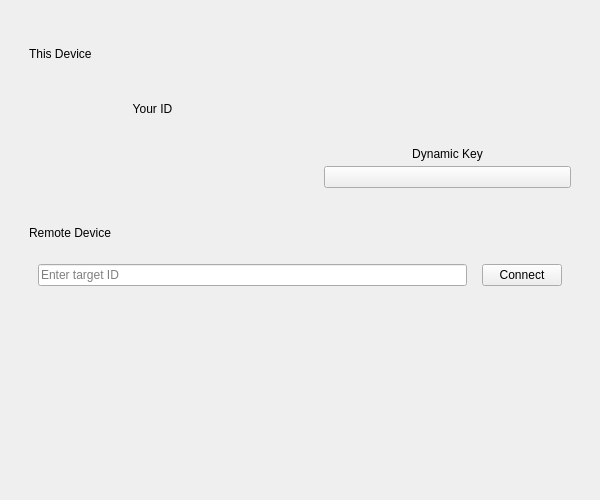
Before: the Qt Designer form UI/ConnectWidget/ConnectWidget.ui in XQQYT/XqqytDesktop, drawn with Qt 5.
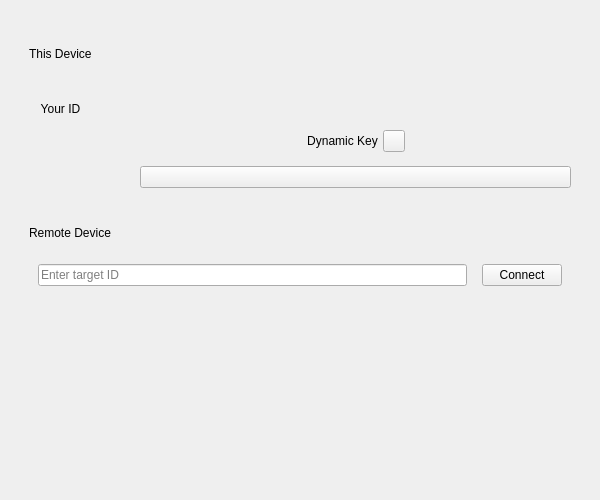
After: the same form once the commit is applied. Icons and pictures are not drawn.

What changed in the file:
```diff
--- a/UI/ConnectWidget/ConnectWidget.ui
+++ b/UI/ConnectWidget/ConnectWidget.ui
@@ -109,7 +109,32 @@
           </spacer>
          </item>
          <item>
+          <widget class="QWidget" name="widget" native="true">
+           <layout class="QHBoxLayout" name="horizontalLayout_2">
+            <property name="spacing">
+             <number>5</number>
+            </property>
+            <item>
+             <spacer name="horizontalSpacer">
+              <property name="orientation">
+               <enum>Qt::Horizontal</enum>
+              </property>
+              <property name="sizeHint" stdset="0">
+               <size>
+                <width>20</width>
+                <height>20</height>
+               </size>
+              </property>
+             </spacer>
+            </item>
+            <item>
           <widget class="QLabel" name="label_dynamic_key_title">
+              <property name="sizePolicy">
+               <sizepolicy hsizetype="Preferred" vsizetype="Preferred">
+                <horstretch>0</horstretch>
+                <verstretch>0</verstretch>
+               </sizepolicy>
+              </property>
            <property name="font">
             <font>
              <underline>false</underline>
@@ -130,6 +155,57 @@
           </widget>
          </item>
          <item>
+             <widget class="QPushButton" name="btn_share">
+              <property name="minimumSize">
+               <size>
+                <width>22</width>
+                <height>22</height>
+               </size>
+              </property>
+              <property name="maximumSize">
+               <size>
+                <width>22</width>
+                <height>22</height>
+               </size>
+              </property>
+              <property name="cursor">
+               <cursorShape>PointingHandCursor</cursorShape>
+              </property>
+              <property name="styleSheet">
+               <string notr="true">#btn_share{
+border-image: url(:/images/pic/share.png);
+}
+
+#btn_share:hover{
+border-image: url(:/images/pic/share_hover.png);
+}
+
+#btn_share:pressed{
+border-image: url(:/images/pic/share.png);
+}</string>
+              </property>
+              <property name="text">
+               <string/>
+              </property>
+             </widget>
+            </item>
+            <item>
+             <spacer name="horizontalSpacer_2">
+              <property name="orientation">
+               <enum>Qt::Horizontal</enum>
+              </property>
+              <property name="sizeHint" stdset="0">
+               <size>
+                <width>20</width>
+                <height>20</height>
+               </size>
+              </property>
+             </spacer>
+            </item>
+           </layout>
+          </widget>
+         </item>
+         <item>
           <widget class="QPushButton" name="btn_dynamic_key_value">
            <property name="text">
             <string/>
```
Left out of the diff: 4 changed lines with no effect on the pictures. Lines whose indentation alone changed are shown as unchanged.
